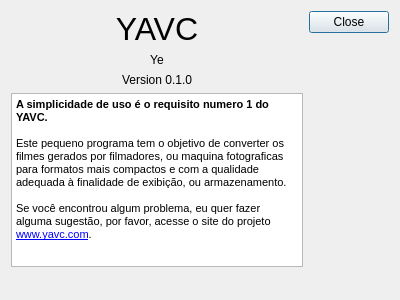
Before: the Qt Designer form aboutdialog.ui in xandroalmeida/YAVC, drawn with Qt 5.
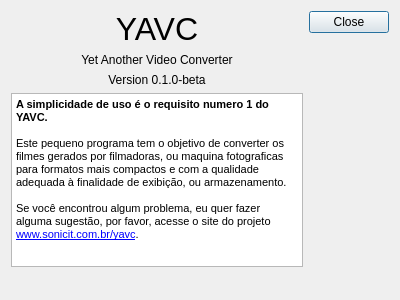
After: the same form once the commit is applied.

The edit to the form file:
```diff
--- a/aboutdialog.ui
+++ b/aboutdialog.ui
@@ -37,7 +37,7 @@
      <item>
       <widget class="QLabel" name="label_2">
        <property name="text">
-        <string>Ye</string>
+        <string>Yet Another Video Converter</string>
        </property>
        <property name="alignment">
         <set>Qt::AlignCenter</set>
@@ -47,7 +47,7 @@
      <item>
       <widget class="QLabel" name="label_3">
        <property name="text">
-        <string>Version 0.1.0</string>
+        <string>Version 0.1.0-beta</string>
        </property>
        <property name="alignment">
         <set>Qt::AlignCenter</set>
@@ -69,9 +69,9 @@
 &lt;/style&gt;&lt;/head&gt;&lt;body style=&quot; font-family:'MS Shell Dlg 2'; font-size:8.25pt; font-weight:400; font-style:normal;&quot;&gt;
 &lt;p style=&quot; margin-top:0px; margin-bottom:0px; margin-left:0px; margin-right:0px; -qt-block-indent:0; text-indent:0px;&quot;&gt;&lt;span style=&quot; font-size:8pt; font-weight:600;&quot;&gt;A simplicidade de uso é o requisito numero 1 do YAVC.&lt;/span&gt;&lt;/p&gt;
 &lt;p style=&quot;-qt-paragraph-type:empty; margin-top:0px; margin-bottom:0px; margin-left:0px; margin-right:0px; -qt-block-indent:0; text-indent:0px; font-size:8pt;&quot;&gt;&lt;/p&gt;
-&lt;p style=&quot; margin-top:0px; margin-bottom:0px; margin-left:0px; margin-right:0px; -qt-block-indent:0; text-indent:0px;&quot;&gt;&lt;span style=&quot; font-size:8pt;&quot;&gt;Este pequeno programa tem o objetivo de converter os filmes gerados por filmadores, ou maquina fotograficas para formatos mais compactos e com a qualidade adequada à finalidade de exibição, ou armazenamento.&lt;/span&gt;&lt;/p&gt;
+&lt;p style=&quot; margin-top:0px; margin-bottom:0px; margin-left:0px; margin-right:0px; -qt-block-indent:0; text-indent:0px;&quot;&gt;&lt;span style=&quot; font-size:8pt;&quot;&gt;Este pequeno programa tem o objetivo de converter os filmes gerados por filmadoras, ou maquina fotograficas para formatos mais compactos e com a qualidade adequada à finalidade de exibição, ou armazenamento.&lt;/span&gt;&lt;/p&gt;
 &lt;p style=&quot;-qt-paragraph-type:empty; margin-top:0px; margin-bottom:0px; margin-left:0px; margin-right:0px; -qt-block-indent:0; text-indent:0px; font-size:8pt;&quot;&gt;&lt;/p&gt;
-&lt;p style=&quot; margin-top:0px; margin-bottom:0px; margin-left:0px; margin-right:0px; -qt-block-indent:0; text-indent:0px;&quot;&gt;&lt;span style=&quot; font-size:8pt;&quot;&gt;Se você encontrou algum problema, eu quer fazer alguma sugestão, por favor, acesse o site do projeto &lt;/span&gt;&lt;a href=&quot;www.yavc.com&quot;&gt;&lt;span style=&quot; font-size:8pt; text-decoration: underline; color:#0000ff;&quot;&gt;www.yavc.com&lt;/span&gt;&lt;/a&gt;&lt;span style=&quot; font-size:8pt;&quot;&gt;.&lt;/span&gt;&lt;/p&gt;
+&lt;p style=&quot; margin-top:0px; margin-bottom:0px; margin-left:0px; margin-right:0px; -qt-block-indent:0; text-indent:0px;&quot;&gt;&lt;span style=&quot; font-size:8pt;&quot;&gt;Se você encontrou algum problema, eu quer fazer alguma sugestão, por favor, acesse o site do projeto &lt;/span&gt;&lt;a href=&quot;www.yavc.com&quot;&gt;&lt;span style=&quot; font-size:8pt; text-decoration: underline; color:#0000ff;&quot;&gt;www.sonicit.com.br/yavc&lt;/span&gt;&lt;/a&gt;&lt;span style=&quot; font-size:8pt;&quot;&gt;.&lt;/span&gt;&lt;/p&gt;
 &lt;p style=&quot;-qt-paragraph-type:empty; margin-top:0px; margin-bottom:12px; margin-left:0px; margin-right:0px; -qt-block-indent:0; text-indent:0px; font-size:8pt;&quot;&gt;&lt;/p&gt;&lt;/body&gt;&lt;/html&gt;</string>
        </property>
       </widget>
```
